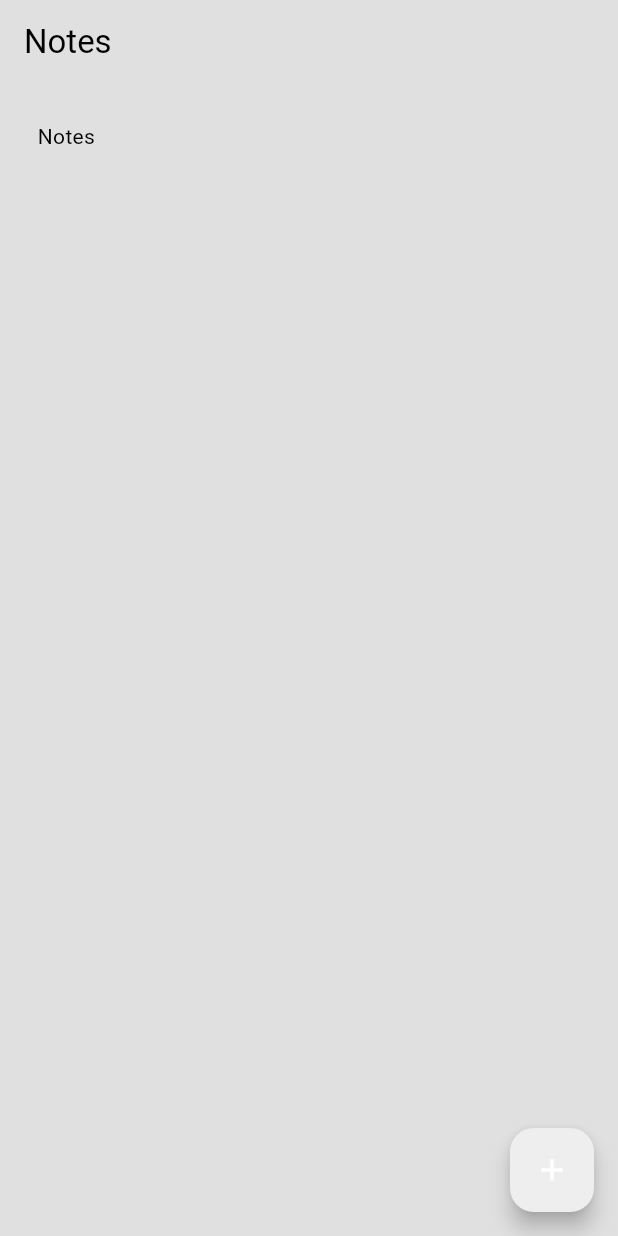
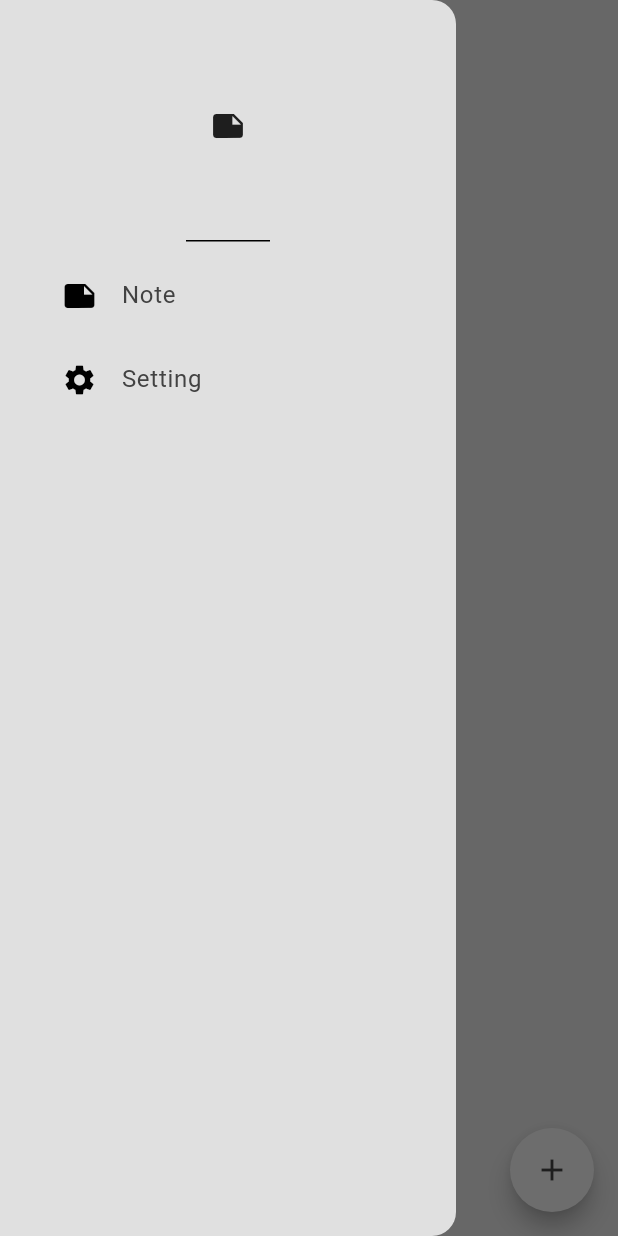
Before and after one commit to nuel232/Notes_App, a Flutter app: the screen it shows after launch, with the side drawer open (before the commit the screen has no drawer), on a phone screen of 412 x 824 dp. Run offline on Flutter 3.47's test engine with Material 3 defaults, Android fonts, the phone set to English and light mode, and no system bars; our stand-ins replace google_fonts, hive, hive_flutter; accounts and stored records are empty.

Commit message:
feat: add DrawerTile and MyDrawer components; implement NoteTile for note display in NotesPage

```diff
--- /dev/null
+++ b/lib/components/drawer_tile.dart
@@ -0,0 +1,28 @@
+import 'package:flutter/material.dart';
+
+class DrawerTile extends StatelessWidget {
+  final String title;
+  final Widget leading;
+  final void Function()? onTap;
+  const DrawerTile({
+    super.key,
+    required this.title,
+    required this.leading,
+    required this.onTap,
+  });
+
+  @override
+  Widget build(BuildContext context) {
+    return Padding(
+      padding: const EdgeInsets.only(left: 25.0),
+      child: ListTile(
+        title: Text(
+          title,
+          style: TextStyle(color: Theme.of(context).colorScheme.inversePrimary),
+        ),
+        leading: leading,
+        onTap: onTap,
+      ),
+    );
+  }
+}
--- /dev/null
+++ b/lib/components/my_drawer.dart
@@ -0,0 +1,40 @@
+import 'package:flutter/material.dart';
+import 'package:notw/components/drawer_tile.dart';
+import 'package:notw/pages/setting_page.dart';
+
+class MyDrawer extends StatelessWidget {
+  const MyDrawer({super.key});
+
+  @override
+  Widget build(BuildContext context) {
+    return Drawer(
+      backgroundColor: Theme.of(context).colorScheme.surface,
+      child: Column(
+        children: [
+          //header
+          DrawerHeader(child: Icon(Icons.note)),
+
+          //Note tile
+          DrawerTile(
+            title: 'Note',
+            leading: Icon(Icons.note),
+            onTap: () => Navigator.pop(context),
+          ),
+
+          //settings tile
+          DrawerTile(
+            title: 'Setting',
+            leading: Icon(Icons.settings),
+            onTap: () {
+              Navigator.pop(context);
+              Navigator.push(
+                context,
+                MaterialPageRoute(builder: (context) => SettingPage()),
+              );
+            },
+          ),
+        ],
+      ),
+    );
+  }
+}
--- a/lib/pages/notes_page.dart
+++ b/lib/pages/notes_page.dart
@@ -1,8 +1,8 @@
 import 'package:flutter/material.dart';
 import 'package:google_fonts/google_fonts.dart';
-
+import 'package:notw/components/my_drawer.dart';
+import 'package:notw/components/note_tile.dart';
 import 'package:provider/provider.dart';
-
 import '../models/note.dart';
 import '../models/note_database.dart';
 
@@ -16,13 +16,6 @@ class NotesPage extends StatefulWidget {
 class _NotesPageState extends State<NotesPage> {
   //text controller to access what the user typed
   final textController = TextEditingController();
-
-  @override
-  void initState() {
-    super.initState();
-    //on app startup we can fetch the existing note
-    readNotes();
-  }
 
   // create a note
   void createNote() {
@@ -47,11 +40,6 @@ class _NotesPageState extends State<NotesPage> {
         ],
       ),
     );
-  }
-
-  //R E A D
-  void readNotes() {
-    context.read<NoteDatabase>().fetchNotes();
   }
 
   //update a note
@@ -98,18 +86,24 @@ class _NotesPageState extends State<NotesPage> {
     //current notes
     List<Note> currentNotes = noteDatabase.currentNotes;
     return Scaffold(
-      appBar: AppBar(title: Text('Notes')),
+      appBar: AppBar(),
+      backgroundColor: Theme.of(context).colorScheme.surface,
       floatingActionButton: FloatingActionButton(
         onPressed: createNote,
-        child: Icon(Icons.add),
+        shape: CircleBorder(),
+        child: Icon(
+          Icons.add,
+          color: Theme.of(context).colorScheme.inversePrimary,
+        ),
       ),
+      drawer: MyDrawer(),
       body: Column(
         crossAxisAlignment: CrossAxisAlignment.start,
         children: [
           //HEADING
           Padding(
             padding: const EdgeInsets.all(25.0),
-            child: Text('Notes', style: GoogleFonts.dmSerifText()),
+            child: Text('Notes', style: GoogleFonts.dmSerifText(fontSize: 48)),
           ),
 
           //LIST OF NOTES
@@ -121,24 +115,10 @@ class _NotesPageState extends State<NotesPage> {
                 final note = currentNotes[index];
 
                 //list tile UI
-                return ListTile(
-                  title: Text(note.text),
-                  trailing: Row(
-                    mainAxisSize: MainAxisSize.min,
-                    children: [
-                      //edit button
-                      IconButton(
-                        onPressed: () => updateNote(note),
-                        icon: Icon(Icons.edit),
-                      ),
-
-                      //delete button
-                      IconButton(
-                        onPressed: () => deleteNote(note),
-                        icon: Icon(Icons.delete),
-                      ),
-                    ],
-                  ),
+                return NoteTile(
+                  text: note.text,
+                  onDeletePressed: () => updateNote(note),
+                  onEditPressed: () => deleteNote(note),
                 );
               },
             ),
--- a/lib/theme/theme.dart
+++ b/lib/theme/theme.dart
@@ -12,9 +12,9 @@ ThemeData lightMode = ThemeData(
 );
 
 //dark mode
-ThemeData DarkMode = ThemeData(
+ThemeData darkMode = ThemeData(
   brightness: Brightness.dark,
-  colorScheme: ColorScheme.light(
+  colorScheme: ColorScheme.dark(
     surface: Colors.grey.shade900,
     primary: Colors.grey.shade800,
     secondary: Colors.grey.shade700,
--- a/lib/theme/theme_provider.dart
+++ b/lib/theme/theme_provider.dart
@@ -1,5 +1,4 @@
 import 'package:flutter/material.dart';
-
 import 'theme.dart';
 
 class ThemeProvider with ChangeNotifier {
@@ -10,7 +9,7 @@ class ThemeProvider with ChangeNotifier {
   ThemeData get themeData => _themeData;
 
   //GETTER METHOD TO SEE IF WE ARE IN DARK MODE OR NOT
-  bool get isDarkMode => _themeData == DarkMode;
+  bool get isDarkMode => _themeData == darkMode;
 
   //SETTER METHOD TO GET HTE NEW THEME
   set themeData(ThemeData themeData) {
@@ -21,7 +20,7 @@ class ThemeProvider with ChangeNotifier {
   //WE WILL USE THIS TOGGLE IN A SWITCH LATER ON...
   void toggleTheme() {
     if (_themeData == lightMode) {
-      themeData = DarkMode;
+      themeData = darkMode;
     } else {
       themeData = lightMode;
     }
```
Also changed, not shown: lib/components/note_tile.dart (added, +34 -0 lines), lib/models/note_database.dart (+5 -5 lines), lib/pages/setting_page.dart (added, +57 -0 lines).
